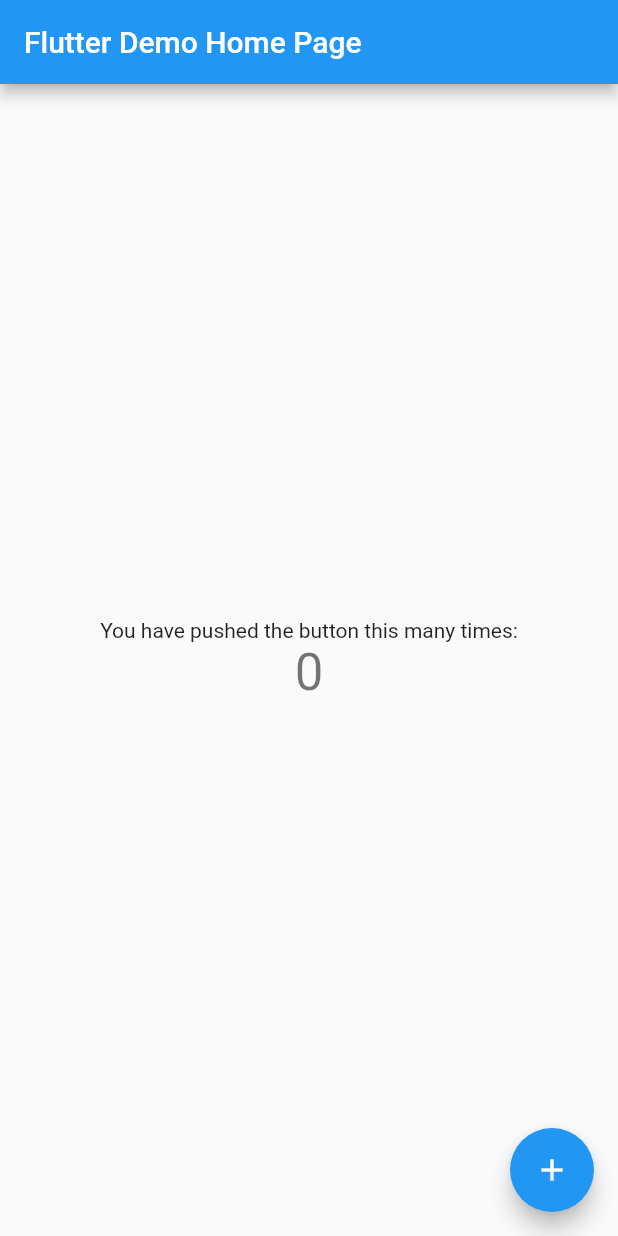
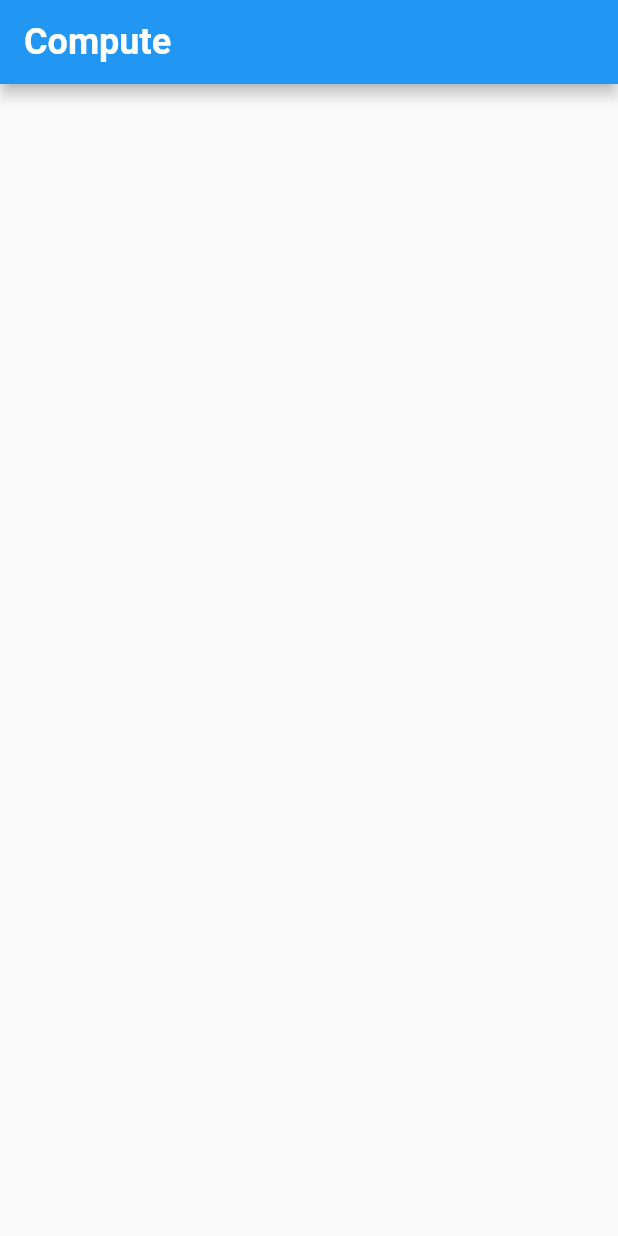
Before and after one commit to Tukhtamurodov-Sardorbek/Multithreading, a Flutter app: the screen it shows after launch, on a phone screen of 412 x 824 dp. Run offline on Flutter 3.47's test engine with Material 2 defaults, Android fonts, the phone set to English and light mode, and no system bars; our stand-ins replace screenshot.

Commit message:
Initial Commit

```diff
--- /dev/null
+++ b/lib/app.dart
@@ -0,0 +1,18 @@
+import 'package:flutter/material.dart';
+import 'package:multithreading/spawn.dart';
+import 'package:multithreading/compute.dart';
+
+class App extends StatelessWidget {
+  const App({super.key});
+
+  @override
+  Widget build(BuildContext context) {
+    return PageView(
+      physics: const BouncingScrollPhysics(),
+      children: const [
+        Compute(),
+        Spawn(),
+      ],
+    );
+  }
+}
--- /dev/null
+++ b/lib/components/app_bar.dart
@@ -0,0 +1,19 @@
+import 'package:flutter/material.dart';
+
+class CustomAppBar extends StatelessWidget {
+  final String title;
+  const CustomAppBar({Key? key, required this.title}) : super(key: key);
+
+  @override
+  Widget build(BuildContext context) {
+    return AppBar(
+      title: Text(
+        title,
+        style: const TextStyle(
+          fontWeight: FontWeight.bold,
+          fontSize: 24,
+        ),
+      ),
+    );
+  }
+}
--- /dev/null
+++ b/lib/compute.dart
@@ -0,0 +1,22 @@
+import 'package:flutter/material.dart';
+import 'components/app_bar.dart';
+
+class Compute extends StatelessWidget {
+  const Compute({Key? key}) : super(key: key);
+
+  @override
+  Widget build(BuildContext context) {
+    return Scaffold(
+      appBar: const PreferredSize(
+        preferredSize: Size(double.infinity, kToolbarHeight),
+        child: CustomAppBar(title: 'Compute'),
+      ),
+      body: Column(
+        mainAxisAlignment: MainAxisAlignment.center,
+        children: [
+
+        ],
+      ),
+    );
+  }
+}
--- a/lib/main.dart
+++ b/lib/main.dart
@@ -1,115 +1,14 @@
+import 'dart:typed_data';
+import 'package:screenshot/screenshot.dart';
 import 'package:flutter/material.dart';
+import 'app.dart';
+import 'components/shape.dart';
 
 void main() {
-  runApp(const MyApp());
+  runApp(
+      const MaterialApp(
+        title: 'Flutter Demo',
+        home: App(),
+      ),
+  );
 }
-
-class MyApp extends StatelessWidget {
-  const MyApp({super.key});
-
-  // This widget is the root of your application.
-  @override
-  Widget build(BuildContext context) {
-    return MaterialApp(
-      title: 'Flutter Demo',
-      theme: ThemeData(
-        // This is the theme of your application.
-        //
-        // Try running your application with "flutter run". You'll see the
-        // application has a blue toolbar. Then, without quitting the app, try
-        // changing the primarySwatch below to Colors.green and then invoke
-        // "hot reload" (press "r" in the console where you ran "flutter run",
-        // or simply save your changes to "hot reload" in a Flutter IDE).
-        // Notice that the counter didn't reset back to zero; the application
-        // is not restarted.
-        primarySwatch: Colors.blue,
-      ),
-      home: const MyHomePage(title: 'Flutter Demo Home Page'),
-    );
-  }
-}
-
-class MyHomePage extends StatefulWidget {
-  const MyHomePage({super.key, required this.title});
-
-  // This widget is the home page of your application. It is stateful, meaning
-  // that it has a State object (defined below) that contains fields that affect
-  // how it looks.
-
-  // This class is the configuration for the state. It holds the values (in this
-  // case the title) provided by the parent (in this case the App widget) and
-  // used by the build method of the State. Fields in a Widget subclass are
-  // always marked "final".
-
-  final String title;
-
-  @override
-  State<MyHomePage> createState() => _MyHomePageState();
-}
-
-class _MyHomePageState extends State<MyHomePage> {
-  int _counter = 0;
-
-  void _incrementCounter() {
-    setState(() {
-      // This call to setState tells the Flutter framework that something has
-      // changed in this State, which causes it to rerun the build method below
-      // so that the display can reflect the updated values. If we changed
-      // _counter without calling setState(), then the build method would not be
-      // called again, and so nothing would appear to happen.
-      _counter++;
-    });
-  }
-
-  @override
-  Widget build(BuildContext context) {
-    // This method is rerun every time setState is called, for instance as done
-    // by the _incrementCounter method above.
-    //
-    // The Flutter framework has been optimized to make rerunning build methods
-    // fast, so that you can just rebuild anything that needs updating rather
-    // than having to individually change instances of widgets.
-    return Scaffold(
-      appBar: AppBar(
-        // Here we take the value from the MyHomePage object that was created by
-        // the App.build method, and use it to set our appbar title.
-        title: Text(widget.title),
-      ),
-      body: Center(
-        // Center is a layout widget. It takes a single child and positions it
-        // in the middle of the parent.
-        child: Column(
-          // Column is also a layout widget. It takes a list of children and
-          // arranges them vertically. By default, it sizes itself to fit its
-          // children horizontally, and tries to be as tall as its parent.
-          //
-          // Invoke "debug painting" (press "p" in the console, choose the
-          // "Toggle Debug Paint" action from the Flutter Inspector in Android
-          // Studio, or the "Toggle Debug Paint" command in Visual Studio Code)
-          // to see the wireframe for each widget.
-          //
-          // Column has various properties to control how it sizes itself and
-          // how it positions its children. Here we use mainAxisAlignment to
-          // center the children vertically; the main axis here is the vertical
-          // axis because Columns are vertical (the cross axis would be
-          // horizontal).
-          mainAxisAlignment: MainAxisAlignment.center,
-          children: <Widget>[
-            const Text(
-              'You have pushed the button this many times:',
-            ),
-            Text(
-              '$_counter',
-              style: Theme.of(context).textTheme.headline4,
-            ),
-          ],
-        ),
-      ),
-      floatingActionButton: FloatingActionButton(
-        onPressed: _incrementCounter,
-        tooltip: 'Increment',
-        child: const Icon(Icons.add),
-      ), // This trailing comma makes auto-formatting nicer for build methods.
-    );
-  }
-}
```
Also changed, not shown: lib/components/receipt.dart (added, +61 -0 lines), lib/components/shape.dart (added, +170 -0 lines), lib/spawn.dart (added, +10 -0 lines), pubspec.yaml (+1 -66 lines), pubspec.lock, 2 other files.
